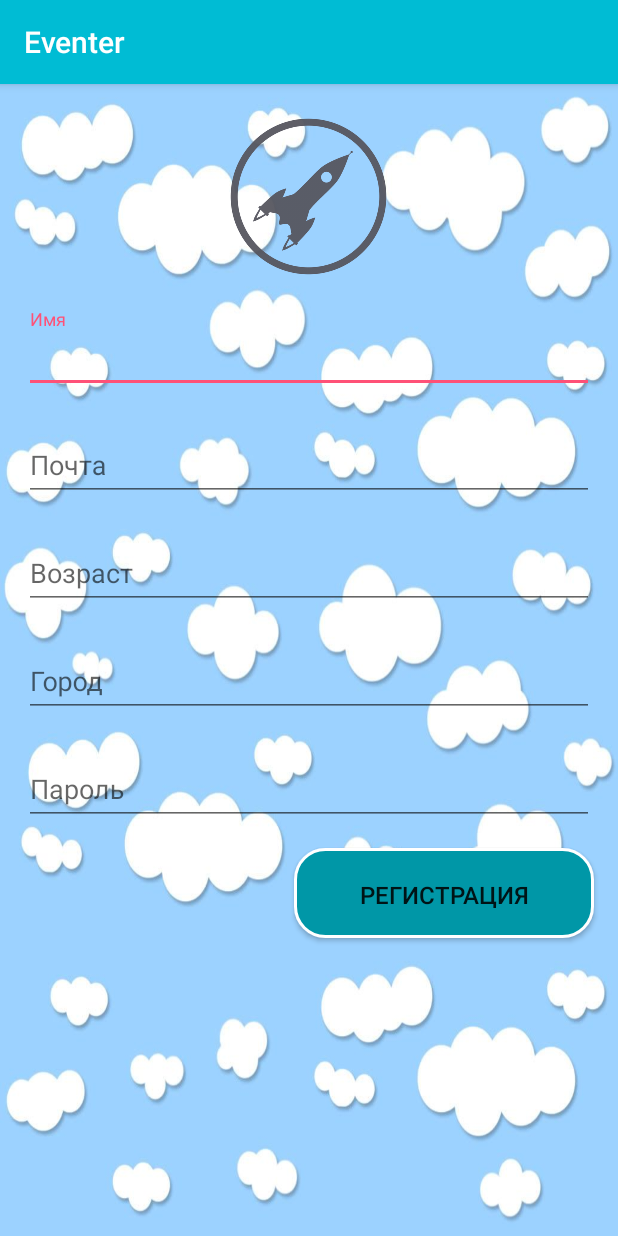
After one commit to MrGreen73/Eventer, an Android app: the fragment RegisterFragment shown on its own in the app's theme, on a phone screen of 412 x 824 dp. The commit adds this screen. Run offline under Robolectric (Android 15) with nearby library versions, the phone set to English and light mode, and no system bars.

Commit message:
Сделаны StartFragment, RegisterFragment, LoginFragment

```diff
--- a/android_app/app/src/main/AndroidManifest.xml
+++ b/android_app/app/src/main/AndroidManifest.xml
@@ -1,6 +1,9 @@
 <?xml version="1.0" encoding="utf-8"?>
 <manifest xmlns:android="http://schemas.android.com/apk/res/android"
     package="com.ivan.eventer">
+
+    <uses-permission android:name="android.permission.INTERNET"/>
+    <uses-permission android:name="android.permission.ACCESS_NETWORK_STATE"/>
 
     <application
         android:allowBackup="true"
--- /dev/null
+++ b/android_app/app/src/main/java/com/ivan/eventer/view/RegisterFragment.java
@@ -0,0 +1,79 @@
+package com.ivan.eventer.view;
+
+
+import android.app.ProgressDialog;
+import android.os.Bundle;
+import android.support.v4.app.Fragment;
+import android.text.TextUtils;
+import android.view.LayoutInflater;
+import android.view.View;
+import android.view.ViewGroup;
+import android.widget.Button;
+import android.widget.EditText;
+
+import com.ivan.eventer.R;
+
+/**
+ * A simple {@link Fragment} subclass.
+ */
+public class RegisterFragment extends Fragment {
+
+    private EditText mName;
+    private EditText mEmail;
+    private EditText mAge;
+    private EditText mCity;
+    private EditText mPassword;
+    private Button mButton;
+    private ProgressDialog mProgressDialog;
+
+    @Override
+    public View onCreateView(LayoutInflater inflater, ViewGroup container,
+                             Bundle savedInstanceState) {
+
+        View v = inflater.inflate(R.layout.fragment_register, container, false);
+
+        mName = v.findViewById(R.id.registerName);
+        mEmail= v.findViewById(R.id.registerEmail);
+        mAge= v.findViewById(R.id.registerAge);
+        mCity= v.findViewById(R.id.registerCity);
+        mPassword= v.findViewById(R.id.registerPassword);
+        mButton = v.findViewById(R.id.regBtn);
+        mProgressDialog = new ProgressDialog(getActivity());
+
+        mButton.setOnClickListener(v1 -> {
+
+            String name = mName.getText().toString();
+            String email= mEmail.getText().toString();
+            String age = mAge.getText().toString();
+            String city= mCity.getText().toString();
+            String password = mPassword.getText().toString();
+
+            if (!TextUtils.isEmpty(name) && !TextUtils.isEmpty(email) && !TextUtils.isEmpty(age) && !TextUtils.isEmpty(city) && !TextUtils.isEmpty(password)) {
+
+                mProgressDialog.setTitle(getString(R.string.progressDialogRegister));
+                mProgressDialog.setMessage(getString(R.string.progressDialogWait));
+                mProgressDialog.setCanceledOnTouchOutside(false);
+                mProgressDialog.show();
+
+                registerUser(name, email, age, city, password);
+
+
+            } else {
+
+                //TODO: добавить shackbar здесь
+
+            }
+
+        });
+
+        return v;
+
+    }
+
+    private void registerUser(String name, String email, String age, String city, String password) {
+
+        //TODO: добавить регистрацию пользователя
+
+    }
+
+}
--- /dev/null
+++ b/android_app/app/src/main/res/drawable/back_for_btn_register.xml
@@ -0,0 +1,10 @@
+<?xml version="1.0" encoding="utf-8"?>
+<selector xmlns:android="http://schemas.android.com/apk/res/android">
+    <item>
+        <shape android:shape="rectangle"  >
+            <corners android:radius="20dip" />
+            <stroke android:width="2dip" android:color="#fff" />
+            <solid android:color="@color/colorPrimaryDark"/>
+        </shape>
+    </item>
+</selector>
--- a/android_app/app/src/main/res/layout/fragment_create.xml
+++ b/android_app/app/src/main/res/layout/fragment_create.xml
@@ -7,7 +7,8 @@
     <LinearLayout
         android:layout_width="match_parent"
         android:layout_height="match_parent"
-        android:orientation="vertical">
+        android:orientation="vertical"
+        android:layout_margin="@dimen/activity_vertical_margin">
 
 
         <android.support.design.widget.TextInputLayout
--- /dev/null
+++ b/android_app/app/src/main/res/layout/fragment_register.xml
@@ -0,0 +1,117 @@
+<FrameLayout xmlns:android="http://schemas.android.com/apk/res/android"
+    xmlns:tools="http://schemas.android.com/tools"
+    android:layout_width="match_parent"
+    android:layout_height="match_parent"
+    tools:context="com.ivan.eventer.view.RegisterFragment">
+
+    <LinearLayout
+        android:layout_width="match_parent"
+        android:layout_height="match_parent"
+        android:orientation="vertical"
+        android:background="@drawable/fon_1">
+
+        <ImageView
+            android:layout_width="150dp"
+            android:layout_height="150dp"
+            android:src="@drawable/rocket"
+            android:layout_gravity="center"/>
+
+        <android.support.design.widget.TextInputLayout
+            android:layout_width="match_parent"
+            android:layout_height="wrap_content"
+            android:layout_marginLeft="@dimen/activity_horizontal_margin"
+            android:layout_marginRight="@dimen/activity_horizontal_margin">
+
+            <android.support.design.widget.TextInputEditText
+                android:id="@+id/registerName"
+                android:layout_width="match_parent"
+                android:layout_height="match_parent"
+                android:hint="@string/registerName"
+                android:textColorHint="@color/colorAccent"
+                android:textColor="@color/textBlack"/>
+
+        </android.support.design.widget.TextInputLayout>
+
+        <android.support.design.widget.TextInputLayout
+            android:layout_width="match_parent"
+            android:layout_height="wrap_content"
+            android:layout_marginLeft="@dimen/activity_horizontal_margin"
+            android:layout_marginRight="@dimen/activity_horizontal_margin"
+            android:layout_marginTop="@dimen/activity_vertical_margin">
+
+            <android.support.design.widget.TextInputEditText
+                android:id="@+id/registerEmail"
+                android:layout_width="match_parent"
+                android:layout_height="match_parent"
+                android:hint="@string/registerEmail"
+                android:textColorHint="@color/colorAccent"
+                android:textColor="@color/textBlack"/>
+
+        </android.support.design.widget.TextInputLayout>
+
+        <android.support.design.widget.TextInputLayout
+            android:layout_width="match_parent"
+            android:layout_height="wrap_content"
+            android:layout_marginLeft="@dimen/activity_horizontal_margin"
+            android:layout_marginRight="@dimen/activity_horizontal_margin"
+            android:layout_marginTop="@dimen/activity_vertical_margin">
+
+            <android.support.design.widget.TextInputEditText
+                android:id="@+id/registerAge"
+                android:layout_width="match_parent"
+                android:layout_height="match_parent"
+                android:hint="@string/registerAge"
+                android:textColorHint="@color/colorAccent"
+                android:textColor="@color/textBlack"/>
+
+        </android.support.design.widget.TextInputLayout>
+
+        <android.support.design.widget.TextInputLayout
+            android:layout_width="match_parent"
+            android:layout_height="wrap_content"
+            android:layout_marginLeft="@dimen/activity_horizontal_margin"
+            android:layout_marginRight="@dimen/activity_horizontal_margin"
+            android:layout_marginTop="@dimen/activity_vertical_margin">
+
+            <android.support.design.widget.TextInputEditText
+                android:id="@+id/registerCity"
+                android:layout_width="match_parent"
+                android:layout_height="match_parent"
+                android:hint="@string/registerCity"
+                android:textColorHint="@color/colorAccent"
+                android:textColor="@color/textBlack"/>
+
+        </android.support.design.widget.TextInputLayout>
+
+        <android.support.design.widget.TextInputLayout
+            android:layout_width="match_parent"
+            android:layout_height="wrap_content"
+            android:layout_marginLeft="@dimen/activity_horizontal_margin"
+            android:layout_marginRight="@dimen/activity_horizontal_margin"
+            android:layout_marginTop="@dimen/activity_vertical_margin">
+
+            <android.support.design.widget.TextInputEditText
+                android:id="@+id/registerPassword"
+                android:layout_width="match_parent"
+                android:layout_height="match_parent"
+                android:hint="@string/registerPassword"
+                android:textColorHint="@color/colorAccent"
+                android:textColor="@color/textBlack"/>
+
+        </android.support.design.widget.TextInputLayout>
+
+        <Button
+            android:id="@+id/regBtn"
+            android:layout_width="200dp"
+            android:layout_height="60dp"
+            android:layout_marginTop="15dp"
+            android:text="@string/btnRegister"
+            android:textSize="@dimen/size_text_profile_midle"
+            android:padding="20dp"
+            android:layout_gravity="end"
+            android:layout_marginEnd="@dimen/activity_horizontal_margin"
+            android:background="@drawable/back_for_btn_register"/>
+
+    </LinearLayout>
+
+</FrameLayout>
--- a/android_app/app/src/main/res/values/strings.xml
+++ b/android_app/app/src/main/res/values/strings.xml
@@ -6,4 +6,16 @@
     <string name="title_notifications">Notifications</string>
 
     <string name="hello_blank_fragment">Hello blank fragment</string>
+    <string name="btnLogin">Вход</string>
+    <string name="btnRegister">Регистрация</string>
+    <string name="progressDialogLogin">Вход</string>
+    <string name="progressDialogWait">Это займет несколько секунд</string>
+    <string name="progressDialogRegister">Регистрация</string>
+    <string name="loginEmail">Почта</string>
+    <string name="loginPassword">Пароль</string>
+    <string name="registerName">Имя</string>
+    <string name="registerEmail">Почта</string>
+    <string name="registerAge">Возраст</string>
+    <string name="registerCity">Город</string>
+    <string name="registerPassword">Пароль</string>
 </resources>
```
Also changed, not shown: android_app/app/build.gradle (+10 -0 lines), android_app/app/src/main/java/com/ivan/eventer/controller/StartActivity.java (+13 -1 lines), android_app/app/src/main/java/com/ivan/eventer/model/User.java (added, +54 -0 lines), android_app/app/src/main/java/com/ivan/eventer/view/CreateFragment.java (+83 -3 lines), android_app/app/src/main/java/com/ivan/eventer/view/LoginFragment.java (added, +69 -0 lines), android_app/app/src/main/java/com/ivan/eventer/view/StartFragment.java (added, +55 -0 lines), android_app/app/src/main/java/com/ivan/eventer/view/TestS.java (added, +51 -0 lines), android_app/app/src/main/res/drawable/back_for_btn_login.xml (added, +10 -0 lines), android_app/app/src/main/res/layout/activity_start.xml (+7 -4 lines), android_app/app/src/main/res/layout/fragment_login.xml (added, +68 -0 lines), android_app/app/src/main/res/layout/fragment_start.xml (added, +42 -0 lines), android_app/app/src/main/res/drawable/fon_1.jpg (added), 1 other file.
